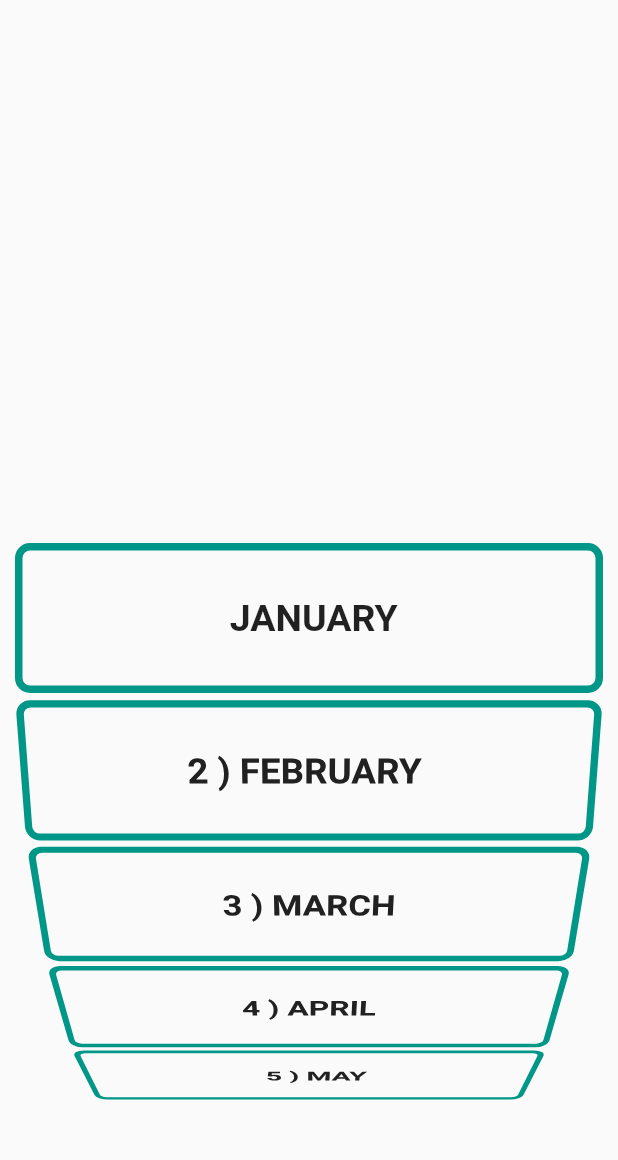
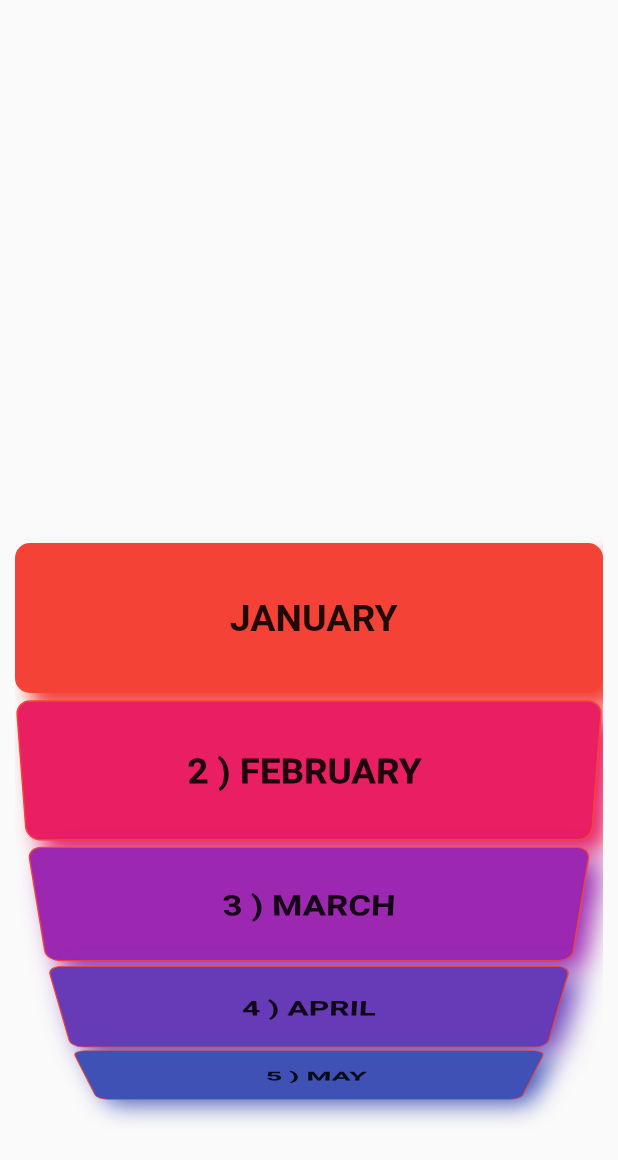
Before and after one commit to MohamedMahmoud10/newUi, a Flutter app: the ListWheel screen opened directly, on a phone screen of 412 x 824 dp. Shown: the top 1160 px of the screen. Run offline on Flutter 3.47's test engine with Material 2 defaults, Android fonts, the phone set to English and light mode, and no system bars; our stand-ins replace another_flushbar, carousel_slider, flutter_colorpicker, fluttertoast, image_picker, marquee; missing offline and left inert: flutter_hsvcolor_picker.

Commit message:
Updated Ui

```diff
--- a/lib/listwheelScrollView.dart
+++ b/lib/listwheelScrollView.dart
@@ -8,7 +8,7 @@ class ListWheel extends StatefulWidget {
 }
 
 class _ListWheelState extends State<ListWheel> {
-  List<String> monthes = [
+   static const List<String> monthes = [
     ' JANUARY',
     '2 ) FEBRUARY ',
     '3 ) MARCH',
@@ -23,9 +23,11 @@ class _ListWheelState extends State<ListWheel> {
     '12) DECEMBER',
   ];
 
-
+List<Color> colorList=List.generate(monthes.length, (index) => Colors.primaries[index]);
   @override
   Widget build(BuildContext context) {
+    int i =0 ;
+    int r=0;
     return Scaffold(
       body: Container(
         padding: const EdgeInsets.symmetric(horizontal: 10),
@@ -35,8 +37,17 @@ class _ListWheelState extends State<ListWheel> {
               ...monthes.map((String name) {
                 return Container(
                   decoration: BoxDecoration(
+                    color:colorList[i++],
                      borderRadius:BorderRadius.circular(10),
-                    border: Border.all(width: 5,color: Colors.teal)
+                    border: Border.all(width: 1,color: Colors.red),
+                    boxShadow:  [
+                      BoxShadow(
+                        color: colorList[r++],
+                        blurRadius: 10,
+                        offset: const Offset(10,10)
+                      )
+
+                    ]
                   ),
                   padding: const EdgeInsets.all(15),
                   child: Center(
--- a/pubspec.yaml
+++ b/pubspec.yaml
@@ -66,6 +66,7 @@ flutter:
 
   # To add assets to your application, add an assets section, like this:
   assets:
+    - images2/8K.jpg
     - images2/R.jpg
     - images/Games 7.jpg
     - images/Games 16.jpg
```
Also changed, not shown: lib/InterActive.dart (added, +27 -0 lines), lib/main.dart (+5 -6 lines), images2/8K.jpg (added).
